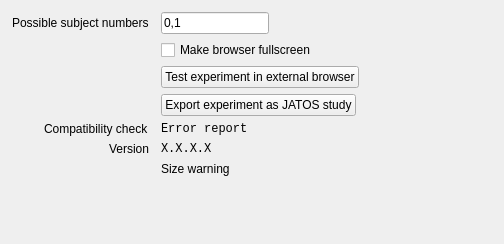
This is opensesame_extensions/oswebext/oswebext.ui in open-cogsci/opensesame-extension-osweb as Qt 5 draws it before an edit. The edited form follows.
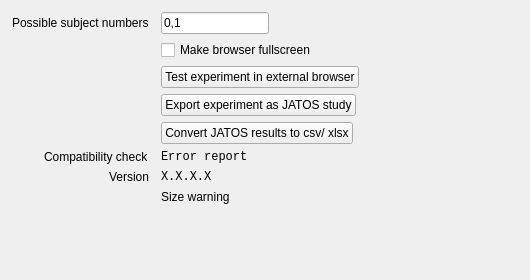
This is the edited form. Icons and pictures are not drawn.

Commit message: Add conversion option

```diff
--- a/opensesame_extensions/oswebext/oswebext.ui
+++ b/opensesame_extensions/oswebext/oswebext.ui
@@ -6,8 +6,8 @@
    <rect>
     <x>0</x>
     <y>0</y>
-    <width>504</width>
-    <height>244</height>
+    <width>530</width>
+    <height>280</height>
    </rect>
   </property>
   <property name="windowTitle">
@@ -81,7 +81,7 @@
      </property>
     </widget>
    </item>
-   <item row="4" column="1">
+   <item row="5" column="1">
     <widget class="QLabel" name="label_linter">
      <property name="font">
       <font>
@@ -95,21 +95,21 @@
      </property>
     </widget>
    </item>
-   <item row="4" column="0">
+   <item row="5" column="0">
     <widget class="QLabel" name="label">
      <property name="text">
       <string>Compatibility check</string>
      </property>
     </widget>
    </item>
-   <item row="5" column="0">
+   <item row="6" column="0">
     <widget class="QLabel" name="label_3">
      <property name="text">
       <string>Version</string>
      </property>
     </widget>
    </item>
-   <item row="5" column="1">
+   <item row="6" column="1">
     <widget class="QLabel" name="label_version">
      <property name="font">
       <font>
@@ -121,20 +121,30 @@
      </property>
     </widget>
    </item>
-   <item row="6" column="0">
+   <item row="7" column="0">
     <widget class="QLabel" name="icon_expsize_warning">
      <property name="text">
       <string/>
      </property>
     </widget>
    </item>
-   <item row="6" column="1">
+   <item row="7" column="1">
     <widget class="QLabel" name="label_expsize_warning">
      <property name="text">
       <string>Size warning</string>
      </property>
     </widget>
    </item>
+   <item row="4" column="1">
+    <widget class="QPushButton" name="button_convert">
+     <property name="text">
+      <string>Convert JATOS results to csv/ xlsx</string>
+     </property>
+     <property name="icon">
+      <iconset theme="x-office-spreadsheet"/>
+     </property>
+    </widget>
+   </item>
   </layout>
  </widget>
  <resources/>
```
The commit also changes 2 other files.
